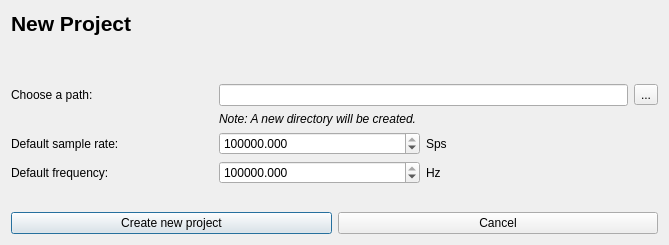
Before: the Qt Designer form ui/project.ui in jopohl/urh, drawn with Qt 5.
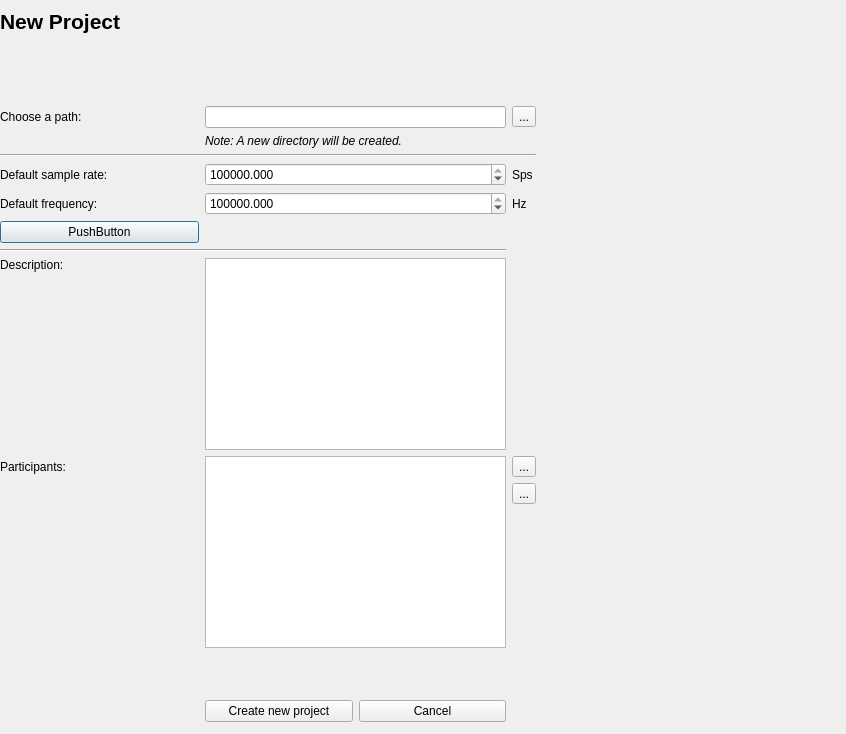
After: the same form once the commit is applied. Custom widgets are drawn as their Qt base class.

The edit to the form file:
```diff
--- a/ui/project.ui
+++ b/ui/project.ui
@@ -6,15 +6,24 @@
    <rect>
     <x>0</x>
     <y>0</y>
-    <width>669</width>
-    <height>245</height>
+    <width>846</width>
+    <height>734</height>
    </rect>
   </property>
   <property name="windowTitle">
    <string>Create a new project</string>
   </property>
-  <layout class="QVBoxLayout" name="verticalLayout">
-   <item>
+  <widget class="QWidget" name="">
+   <property name="geometry">
+    <rect>
+     <x>0</x>
+     <y>9</y>
+     <width>536</width>
+     <height>713</height>
+    </rect>
+   </property>
+   <layout class="QGridLayout" name="gridLayout">
+    <item row="0" column="0" colspan="3">
     <widget class="QLabel" name="label_4">
      <property name="font">
       <font>
@@ -28,32 +37,30 @@
      </property>
     </widget>
    </item>
-   <item>
+    <item row="1" column="0" colspan="2">
     <widget class="QLabel" name="lblName">
      <property name="text">
       <string>&lt;Name&gt;</string>
      </property>
     </widget>
    </item>
-   <item>
+    <item row="2" column="1">
     <spacer name="verticalSpacer_2">
      <property name="orientation">
       <enum>Qt::Vertical</enum>
      </property>
      <property name="sizeHint" stdset="0">
       <size>
-       <width>20</width>
-       <height>40</height>
+        <width>17</width>
+        <height>17</height>
       </size>
      </property>
     </spacer>
    </item>
-   <item>
-    <layout class="QGridLayout" name="gridLayout">
-     <item row="0" column="0">
+    <item row="3" column="0" colspan="2">
       <widget class="QLabel" name="label">
        <property name="sizePolicy">
-        <sizepolicy hsizetype="Preferred" vsizetype="Fixed">
+       <sizepolicy hsizetype="Maximum" vsizetype="Fixed">
          <horstretch>0</horstretch>
          <verstretch>0</verstretch>
         </sizepolicy>
@@ -63,28 +70,49 @@
        </property>
       </widget>
      </item>
-     <item row="0" column="1" colspan="2">
+    <item row="3" column="2" colspan="3">
       <widget class="QLineEdit" name="lineEdit_Path">
        <property name="statusTip">
         <string/>
        </property>
       </widget>
      </item>
-     <item row="0" column="3">
+    <item row="3" column="5">
       <widget class="QToolButton" name="btnSelectPath">
        <property name="text">
         <string>...</string>
        </property>
       </widget>
      </item>
-     <item row="2" column="0">
+    <item row="4" column="0">
+     <widget class="QLabel" name="label_7">
+      <property name="text">
+       <string/>
+      </property>
+     </widget>
+    </item>
+    <item row="4" column="2" colspan="2">
+     <widget class="QLabel" name="lblNewPath">
+      <property name="text">
+       <string>&lt;html&gt;&lt;head/&gt;&lt;body&gt;&lt;p&gt;&lt;span style=&quot; font-style:italic;&quot;&gt;Note: A new directory will be created.&lt;/span&gt;&lt;/p&gt;&lt;/body&gt;&lt;/html&gt;</string>
+      </property>
+     </widget>
+    </item>
+    <item row="5" column="0" colspan="6">
+     <widget class="Line" name="line_2">
+      <property name="orientation">
+       <enum>Qt::Horizontal</enum>
+      </property>
+     </widget>
+    </item>
+    <item row="6" column="0" colspan="2">
       <widget class="QLabel" name="label_2">
        <property name="text">
         <string>Default sample rate:</string>
        </property>
       </widget>
      </item>
-     <item row="2" column="1">
+    <item row="6" column="2" colspan="3">
       <widget class="KillerDoubleSpinBox" name="spinBoxSampleRate">
        <property name="decimals">
         <number>3</number>
@@ -100,21 +128,21 @@
        </property>
       </widget>
      </item>
-     <item row="2" column="2">
+    <item row="6" column="5">
       <widget class="QLabel" name="label_5">
        <property name="text">
         <string>Sps</string>
        </property>
       </widget>
      </item>
-     <item row="3" column="0">
+    <item row="7" column="0" colspan="2">
       <widget class="QLabel" name="label_3">
        <property name="text">
         <string>Default frequency:</string>
        </property>
       </widget>
      </item>
-     <item row="3" column="1">
+    <item row="7" column="2" colspan="3">
       <widget class="KillerDoubleSpinBox" name="spinBoxFreq">
        <property name="decimals">
         <number>3</number>
@@ -130,14 +158,78 @@
        </property>
       </widget>
      </item>
-     <item row="3" column="2">
+    <item row="7" column="5">
       <widget class="QLabel" name="label_6">
        <property name="text">
         <string>Hz</string>
        </property>
       </widget>
      </item>
-     <item row="4" column="1">
+    <item row="8" column="0" colspan="2">
+     <widget class="QPushButton" name="pushButton">
+      <property name="text">
+       <string>PushButton</string>
+      </property>
+     </widget>
+    </item>
+    <item row="9" column="0" colspan="5">
+     <widget class="Line" name="line">
+      <property name="orientation">
+       <enum>Qt::Horizontal</enum>
+      </property>
+     </widget>
+    </item>
+    <item row="10" column="0" colspan="2">
+     <widget class="QLabel" name="label_8">
+      <property name="text">
+       <string>Description:</string>
+      </property>
+      <property name="alignment">
+       <set>Qt::AlignLeading|Qt::AlignLeft|Qt::AlignTop</set>
+      </property>
+     </widget>
+    </item>
+    <item row="10" column="2" colspan="3">
+     <widget class="QTextEdit" name="textEdit"/>
+    </item>
+    <item row="11" column="0" colspan="2">
+     <widget class="QLabel" name="label_9">
+      <property name="text">
+       <string>Participants:</string>
+      </property>
+     </widget>
+    </item>
+    <item row="11" column="2" rowspan="3" colspan="3">
+     <widget class="QTableWidget" name="tableWidget"/>
+    </item>
+    <item row="11" column="5">
+     <widget class="QToolButton" name="toolButton">
+      <property name="text">
+       <string>...</string>
+      </property>
+     </widget>
+    </item>
+    <item row="12" column="5">
+     <widget class="QToolButton" name="toolButton_2">
+      <property name="text">
+       <string>...</string>
+      </property>
+     </widget>
+    </item>
+    <item row="13" column="5">
+     <spacer name="verticalSpacer_3">
+      <property name="orientation">
+       <enum>Qt::Vertical</enum>
+      </property>
+      <property name="sizeHint" stdset="0">
+       <size>
+        <width>20</width>
+        <height>57</height>
+       </size>
+      </property>
+     </spacer>
+    </item>
+    <item row="14" column="4">
       <spacer name="verticalSpacer">
        <property name="orientation">
         <enum>Qt::Vertical</enum>
@@ -150,23 +242,7 @@
        </property>
       </spacer>
      </item>
-     <item row="1" column="1" colspan="2">
-      <widget class="QLabel" name="lblNewPath">
-       <property name="text">
-        <string>&lt;html&gt;&lt;head/&gt;&lt;body&gt;&lt;p&gt;&lt;span style=&quot; font-style:italic;&quot;&gt;Note: A new directory will be created.&lt;/span&gt;&lt;/p&gt;&lt;/body&gt;&lt;/html&gt;</string>
-       </property>
-      </widget>
-     </item>
-     <item row="1" column="0">
-      <widget class="QLabel" name="label_7">
-       <property name="text">
-        <string/>
-       </property>
-      </widget>
-     </item>
-    </layout>
-   </item>
-   <item>
+    <item row="15" column="2" colspan="3">
     <layout class="QHBoxLayout" name="horizontalLayout">
      <item>
       <widget class="QPushButton" name="btnOK">
@@ -185,6 +261,7 @@
     </layout>
    </item>
   </layout>
+  </widget>
  </widget>
  <customwidgets>
   <customwidget>
```
Lines whose indentation alone changed are shown as unchanged.
